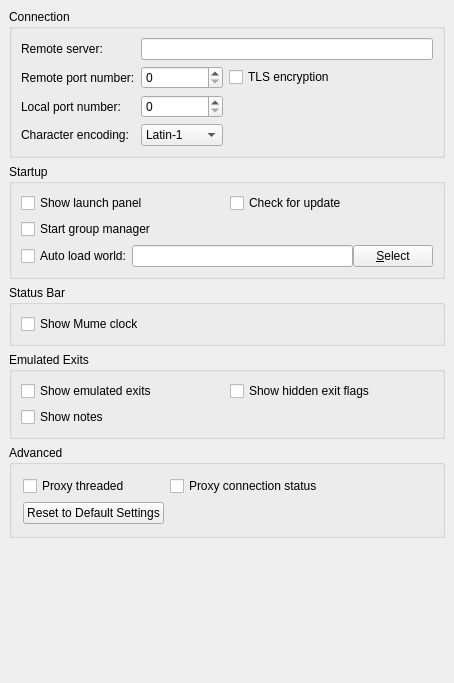
Qt form src/preferences/generalpage.ui (MUME/MMapper) before a commit.
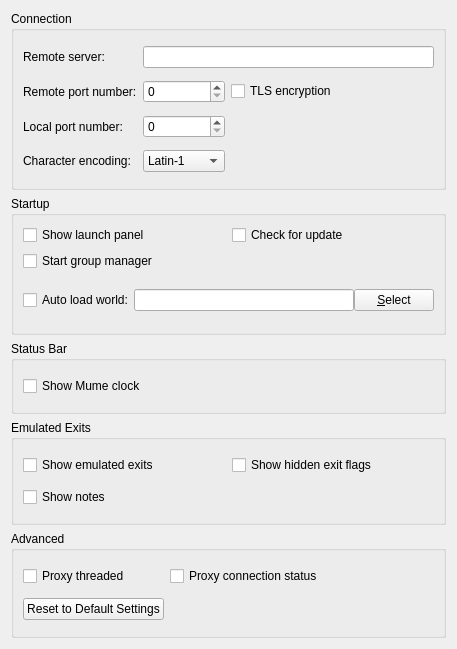
The same form after that commit.

Commit message: Loosen config dialog spacing constraints

```diff
--- a/src/preferences/generalpage.ui
+++ b/src/preferences/generalpage.ui
@@ -6,62 +6,26 @@
    <rect>
     <x>0</x>
     <y>0</y>
-    <width>454</width>
-    <height>683</height>
+    <width>453</width>
+    <height>645</height>
    </rect>
   </property>
-  <property name="sizePolicy">
-   <sizepolicy hsizetype="Preferred" vsizetype="Preferred">
-    <horstretch>0</horstretch>
-    <verstretch>0</verstretch>
-   </sizepolicy>
-  </property>
-  <property name="minimumSize">
-   <size>
-    <width>0</width>
-    <height>0</height>
-   </size>
-  </property>
   <property name="windowTitle">
    <string>Form1</string>
   </property>
   <layout class="QVBoxLayout">
-   <property name="spacing">
-    <number>6</number>
-   </property>
-   <property name="leftMargin">
-    <number>9</number>
-   </property>
-   <property name="topMargin">
-    <number>9</number>
-   </property>
-   <property name="rightMargin">
-    <number>9</number>
-   </property>
-   <property name="bottomMargin">
-    <number>9</number>
-   </property>
    <item>
     <widget class="QGroupBox" name="groupBox_connections">
+     <property name="minimumSize">
+      <size>
+       <width>435</width>
+       <height>179</height>
+      </size>
+     </property>
      <property name="title">
       <string>Connection</string>
      </property>
      <layout class="QGridLayout" name="gridLayout_5">
-      <property name="leftMargin">
-       <number>9</number>
-      </property>
-      <property name="topMargin">
-       <number>9</number>
-      </property>
-      <property name="rightMargin">
-       <number>9</number>
-      </property>
-      <property name="bottomMargin">
-       <number>9</number>
-      </property>
-      <property name="spacing">
-       <number>6</number>
-      </property>
       <item row="2" column="0">
        <widget class="QLabel" name="textLabel4_2">
         <property name="sizePolicy">
@@ -188,25 +152,16 @@
    </item>
    <item>
     <widget class="QGroupBox" name="groupBox">
+     <property name="minimumSize">
+      <size>
+       <width>435</width>
+       <height>139</height>
+      </size>
+     </property>
      <property name="title">
       <string>Startup</string>
      </property>
      <layout class="QGridLayout" name="gridLayout_3">
-      <property name="leftMargin">
-       <number>9</number>
-      </property>
-      <property name="topMargin">
-       <number>9</number>
-      </property>
-      <property name="rightMargin">
-       <number>9</number>
-      </property>
-      <property name="bottomMargin">
-       <number>9</number>
-      </property>
-      <property name="spacing">
-       <number>6</number>
-      </property>
       <item row="4" column="0">
        <widget class="QCheckBox" name="autoStartGroupManagerCheckBox">
         <property name="text">
@@ -293,25 +248,19 @@
    </item>
    <item>
     <widget class="QGroupBox" name="groupBox_statusbar">
+     <property name="minimumSize">
+      <size>
+       <width>435</width>
+       <height>73</height>
+      </size>
+     </property>
      <property name="title">
       <string>Status Bar</string>
      </property>
      <layout class="QGridLayout" name="gridLayout_4">
-      <property name="leftMargin">
-       <number>9</number>
-      </property>
-      <property name="topMargin">
-       <number>9</number>
-      </property>
-      <property name="rightMargin">
-       <number>9</number>
-      </property>
       <property name="bottomMargin">
        <number>9</number>
       </property>
-      <property name="spacing">
-       <number>6</number>
-      </property>
       <item row="0" column="0">
        <widget class="QCheckBox" name="displayMumeClockCheckBox">
         <property name="text">
@@ -324,25 +273,16 @@
    </item>
    <item>
     <widget class="QGroupBox" name="groupBox_exits">
+     <property name="minimumSize">
+      <size>
+       <width>435</width>
+       <height>105</height>
+      </size>
+     </property>
      <property name="title">
       <string>Emulated Exits</string>
      </property>
      <layout class="QGridLayout" name="gridLayout_6">
-      <property name="leftMargin">
-       <number>9</number>
-      </property>
-      <property name="topMargin">
-       <number>9</number>
-      </property>
-      <property name="rightMargin">
-       <number>9</number>
-      </property>
-      <property name="bottomMargin">
-       <number>9</number>
-      </property>
-      <property name="spacing">
-       <number>6</number>
-      </property>
       <item row="1" column="0">
        <widget class="QCheckBox" name="emulatedExitsCheckBox">
         <property name="text">
@@ -369,6 +309,12 @@
    </item>
    <item>
     <widget class="QGroupBox" name="groupBox_2">
+     <property name="minimumSize">
+      <size>
+       <width>435</width>
+       <height>107</height>
+      </size>
+     </property>
      <property name="title">
       <string>Advanced</string>
      </property>
@@ -428,8 +374,6 @@
    </item>
   </layout>
  </widget>
- <layoutdefault spacing="6" margin="11"/>
- <pixmapfunction>qPixmapFromMimeSource</pixmapfunction>
  <tabstops>
   <tabstop>remoteName</tabstop>
   <tabstop>remotePort</tabstop>
```
The commit also changes 8 other files.
